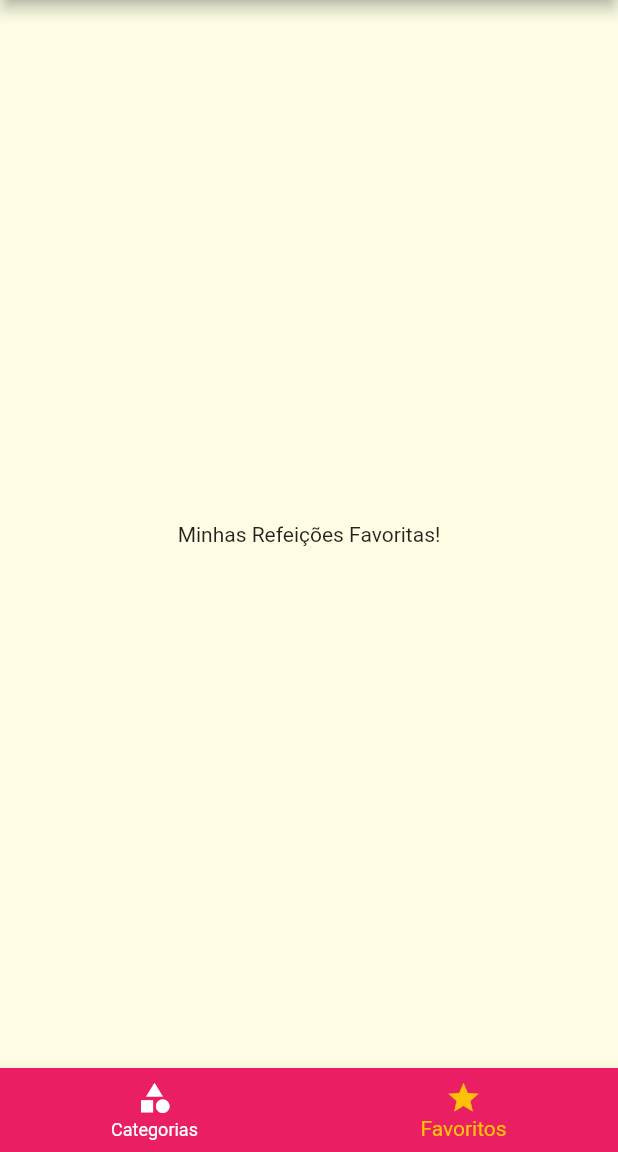
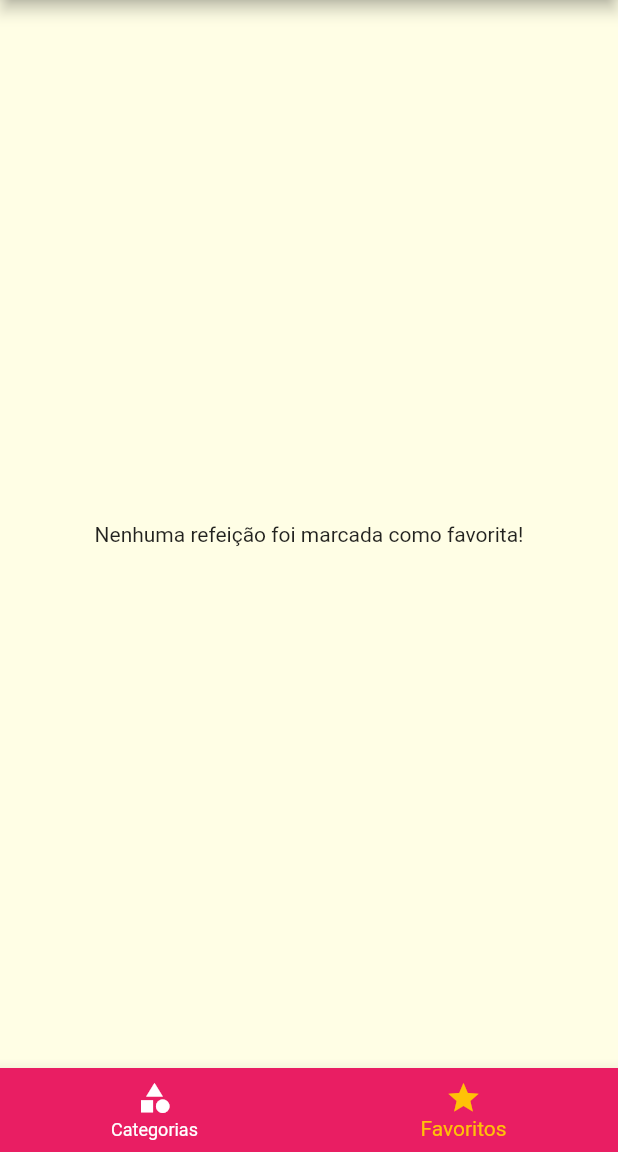
Before and after one commit to silas902/App_Refeicoes, a Flutter app: the screen it shows after launch, item 2 of the bottom bar chosen, on a phone screen of 412 x 824 dp, the part 84-1236 px from its top. Run offline on Flutter 3.47's test engine with Material 2 defaults, Android fonts, the phone set to English and light mode, and no system bars.

Commit message:
resolvida a persistencia de dados dos favoritos

```diff
--- a/lib/components/main_drawer.dart
+++ b/lib/components/main_drawer.dart
@@ -29,14 +29,14 @@ class MainDrawer extends StatelessWidget {
             height: 120,
             width: double.infinity,
             padding: EdgeInsets.all(20),
-            color: Theme.of(context).colorScheme.secondary,
+            color: Colors.pink[300],
             alignment: Alignment.bottomRight,
             child: Text(
               'Vamos cozinhar?',
               style: TextStyle(
                 fontWeight: FontWeight.w900,
                 fontSize: 30,
-                color: Theme.of(context).primaryColor,
+                color: Colors.black,
               ),
             ),
           ),
--- a/lib/main.dart
+++ b/lib/main.dart
@@ -1,6 +1,3 @@
-import 'dart:ui';
-
-import 'package:flutter/foundation.dart';
 import 'package:flutter/material.dart';
 import 'package:refeicoes/screens/meal_detail_scree.dart';
 import 'screens/categories_melas_screen.dart';
@@ -12,7 +9,6 @@ import 'models/meal.dart';
 import 'data/dummy_data.dart';
 import 'models/settings.dart';
 
-
 void main() => runApp(MyApp());
 
 class MyApp extends StatefulWidget {
@@ -21,11 +17,15 @@ class MyApp extends StatefulWidget {
 }
 
 class _MyAppState extends State<MyApp> {
+  Settings settings = Settings();
 
   List<Meal> _availableMeals = DUMMY_MEALS;
+  List<Meal> _favoriteMeals = [];
 
   void _filterMeals(Settings settings) {
     setState(() {
+      this.settings = settings;
+
       _availableMeals = DUMMY_MEALS.where((meal) {
         final filterGluten = settings.isGlutenFree! && meal.isGlutenFree!;
         final filterLactose = settings.isLactoseFree! && meal.isLactoseFree!;
@@ -36,29 +36,40 @@ class _MyAppState extends State<MyApp> {
     });
   }
 
+  void _toggleFevorite(Meal meal) {
+    setState(() {
+      _favoriteMeals.contains(meal)
+          ? _favoriteMeals.remove(meal)
+          : _favoriteMeals.add(meal);
+    });
+  }
+
+  bool _isFavorite(Meal meal) {
+    return _favoriteMeals.contains(meal);
+  }
+
   @override
   Widget build(BuildContext context) {
     return MaterialApp(
-     title: 'Vamaos Cozinhar?',
+      title: 'Vamaos Cozinhar?',
       theme: ThemeData(
         primarySwatch: Colors.pink,
         // ignore: deprecated_member_use
         accentColor: Colors.amber,
         fontFamily: 'Raleway',
-        canvasColor: Color.fromRGBO(255,254,229, 1),
+        canvasColor: Color.fromRGBO(255, 254, 229, 1),
         textTheme: ThemeData.light().textTheme.copyWith(
-          subtitle1: TextStyle(
-            fontSize: 20,
-            fontFamily: 'RobotoCondensed',
-          )
-        ),
+                subtitle1: TextStyle(
+              fontSize: 20,
+              fontFamily: 'RobotoCondensed',
+            )),
       ),
-
       routes: {
-        AppRoutes.HOME: (ctx) => TabsScreen(),
-        AppRoutes.CATEGORIES_MEAS: (ctx) => CategoriesMealsScreen(_availableMeals),
-        AppRoutes.MEAL_DETAIL: (ctx) => MealDetailScreen(),
-        AppRoutes.SETTINGS: (ctx) => SettingsScreen(_filterMeals),
+        AppRoutes.HOME: (ctx) => TabsScreen(_favoriteMeals),
+        AppRoutes.CATEGORIES_MEAS: (ctx) =>
+            CategoriesMealsScreen(_availableMeals),
+        AppRoutes.MEAL_DETAIL: (ctx) => MealDetailScreen(_toggleFevorite, _isFavorite),
+        AppRoutes.SETTINGS: (ctx) => SettingsScreen(settings, _filterMeals),
       },
     );
   }
--- a/lib/screens/favorite_screen.dart
+++ b/lib/screens/favorite_screen.dart
@@ -1,13 +1,25 @@
 import 'package:flutter/material.dart';
+import 'package:refeicoes/components/meal_item.dart';
+import '../models/meal.dart';
 
-class FavoriteScreen  extends StatelessWidget {
+class FavoriteScreen extends StatelessWidget {
+  final List<Meal> favoriteMeals;
 
+  const FavoriteScreen(this.favoriteMeals);
 
   @override
   Widget build(BuildContext context) {
-    return Center(
-      child: Text('Minhas Refeições Favoritas!'),
-
-    );
+    if (favoriteMeals.isEmpty) {
+      return Center(
+        child: Text('Nenhuma refeição foi marcada como favorita!'),
+      );
+    } else {
+      return ListView.builder(
+        itemCount: favoriteMeals.length,
+        itemBuilder: (ctx, index) {
+          return MealItem(favoriteMeals[index]);
+        },
+      );
+    }
   }
 }
--- a/lib/screens/tabs_screen.dart
+++ b/lib/screens/tabs_screen.dart
@@ -2,8 +2,14 @@ import 'package:flutter/material.dart';
 import 'categories_screen.dart';
 import 'favorite_screen.dart';
 import '../components/main_drawer.dart';
+import '../models/meal.dart';
 
 class TabsScreen extends StatefulWidget {
+
+  final List<Meal> favoriteMeals;
+
+  const TabsScreen(this.favoriteMeals);
+
   @override
   State<TabsScreen> createState() => _TabsScreenState();
 }
@@ -16,10 +22,15 @@ class _TabsScreenState extends State<TabsScreen> {
     'Meus Favoritos',
   ];
 
-  final List<Widget> _screens = [
+  late List<Widget> _screens;
+  @override
+  void initState() {
+    super.initState();
+    _screens = [
     CategoriesScreen(),
-    FavoriteScreen(),
-  ];
+    FavoriteScreen(widget.favoriteMeals),
+
+  ];  }
 
   _selectScreen(int index) {
     setState(() {
@@ -40,10 +51,10 @@ class _TabsScreenState extends State<TabsScreen> {
         onTap: _selectScreen,
         backgroundColor: Theme.of(context).primaryColor,
         unselectedItemColor: Colors.white,
-        selectedItemColor: Theme.of(context).accentColor,
+        selectedItemColor: Theme.of(context).colorScheme.secondary,
         currentIndex: _selectedScreenIndex,
-        items: [
-          BottomNavigationBarItem(
+        items: const [
+           BottomNavigationBarItem(
             icon: Icon(Icons.category),
             label: 'Categorias',
           ),
```
Also changed, not shown: lib/screens/meal_detail_scree.dart (+9 -2 lines), lib/screens/setting_screens.dart (+10 -2 lines).
